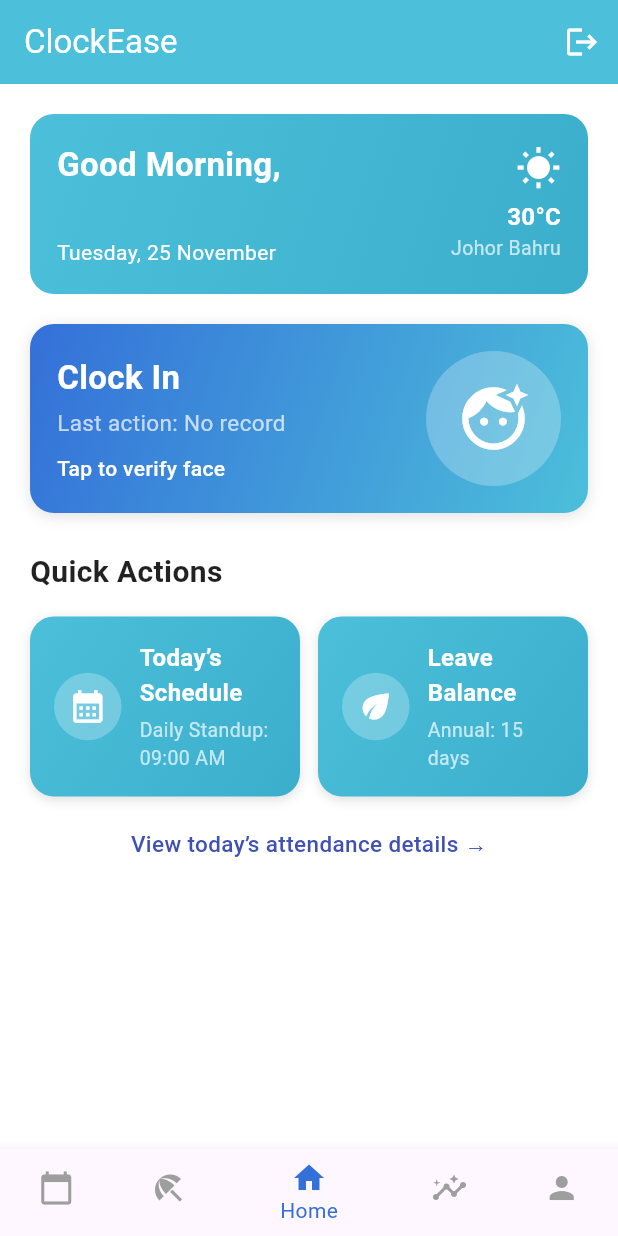
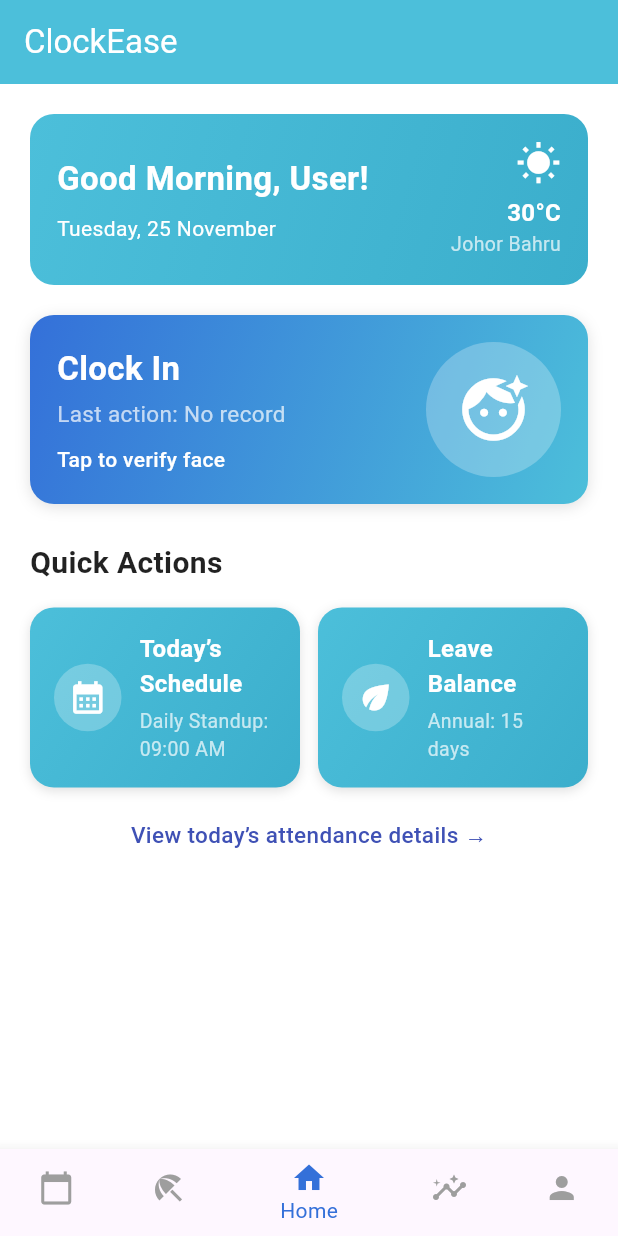
Before and after one commit to shahruramadan98/clockease, a Flutter app: the screen it shows once a user with an empty profile is signed in, on a phone screen of 412 x 824 dp. Run offline on Flutter 3.47's test engine with Material 3 defaults, Android fonts, the phone set to English and light mode, and no system bars; our stand-ins replace camera, cloud_firestore, firebase_auth, firebase_core, flutter_riverpod; accounts and stored records are empty.

Commit message:
Implement userProvider + GreetingCard name, fix dashboard

```diff
--- /dev/null
+++ b/lib/controllers/user_provider.dart
@@ -0,0 +1,56 @@
+import 'package:flutter_riverpod/flutter_riverpod.dart';
+import 'package:cloud_firestore/cloud_firestore.dart';
+import 'package:firebase_auth/firebase_auth.dart';
+
+final userProvider = FutureProvider<UserModel?>((ref) async {
+  final authUser = FirebaseAuth.instance.currentUser;
+  if (authUser == null) return null;
+
+  final fire = FirebaseFirestore.instance;
+
+  // Search all companies
+  final companies = await fire.collection('companies').get();
+
+  for (var company in companies.docs) {
+    final employeeDoc = await fire
+        .collection('companies')
+        .doc(company.id)
+        .collection('employees')
+        .doc(authUser.uid)
+        .get();
+
+    if (employeeDoc.exists) {
+      return UserModel(
+        fullName: employeeDoc.data()?['fullName'] ?? "",
+        email: employeeDoc.data()?['email'],
+        companyId: company.id,
+        role: employeeDoc.data()?['role'] ?? "employee",
+      );
+    }
+  }
+
+  return null;
+});
+
+class UserModel {
+  final String fullName;
+  final String? email;
+  final String companyId;
+  final String role;
+
+  UserModel({
+    required this.fullName,
+    required this.email,
+    required this.companyId,
+    required this.role,
+  });
+
+  factory UserModel.fromMap(Map<String, dynamic> map) {
+    return UserModel(
+      fullName: map['fullName'] ?? '',
+      email: map['email'],
+      companyId: map['companyId'] ?? '',
+      role: map['role'] ?? 'employee',
+    );
+  }
+}
--- a/lib/dashboard/dashboard.dart
+++ b/lib/dashboard/dashboard.dart
@@ -1,31 +1,37 @@
 import 'package:flutter/material.dart';
 import 'package:flutter_riverpod/flutter_riverpod.dart';
+
 import '../controllers/dashboard_controller.dart';
+import '../controllers/user_provider.dart';
+
 import 'widgets/greeting_card.dart';
 import 'widgets/clock_card.dart';
 import 'widgets/quick_action_card.dart';
 
 class Dashboard extends ConsumerWidget {
-  final String? userEmail;
-  const Dashboard({super.key, this.userEmail});
+  const Dashboard({super.key});
 
   @override
   Widget build(BuildContext context, WidgetRef ref) {
+    final user = ref.watch(userProvider);
     final attendance = ref.watch(dashboardProvider);
 
     return Scaffold(
       backgroundColor: Colors.white,
       body: SafeArea(
-        child: SingleChildScrollView(
+        child: user.when(
+          loading: () => const Center(child: CircularProgressIndicator()),
+          error: (_, __) => const Center(child: Text("Failed to load user")),
+          data: (_) {
+            return SingleChildScrollView(
               padding: const EdgeInsets.symmetric(horizontal: 20, vertical: 20),
               child: Column(
                 crossAxisAlignment: CrossAxisAlignment.start,
                 children: [
-              GreetingCard(userEmail: userEmail),
+                  const GreetingCard(),
 
                   const SizedBox(height: 20),
 
-              // Now ClockCard is connected to Riverpod
                   const ClockCard(),
 
                   const SizedBox(height: 25),
@@ -75,6 +81,8 @@ class Dashboard extends ConsumerWidget {
                   ),
                 ],
               ),
+            );
+          },
         ),
       ),
     );
--- a/lib/dashboard/widgets/greeting_card.dart
+++ b/lib/dashboard/widgets/greeting_card.dart
@@ -1,79 +1,68 @@
 import 'package:flutter/material.dart';
+import 'package:flutter_riverpod/flutter_riverpod.dart';
+import '../../controllers/user_provider.dart';
 
-class GreetingCard extends StatelessWidget {
-  final String? userEmail;
-
-  const GreetingCard({super.key, this.userEmail});
+class GreetingCard extends ConsumerWidget {
+  const GreetingCard({super.key});
 
   @override
-  Widget build(BuildContext context) {
+  Widget build(BuildContext context, WidgetRef ref) {
+    final userData = ref.watch(userProvider);
+
     final now = DateTime.now();
     final hour = now.hour;
 
-    String greeting;
-    if (hour < 12) {
-      greeting = "Good Morning";
-    } else if (hour < 17) {
-      greeting = "Good Afternoon";
-    } else {
-      greeting = "Good Evening";
+    final greeting = hour < 12
+        ? "Good Morning"
+        : hour < 17
+            ? "Good Afternoon"
+            : "Good Evening";
+
+    final date =
+        "${_weekday(now.weekday)}, ${now.day} ${_month(now.month)}";
+
+    return userData.when(
+      loading: () => _buildCard(greeting, "Loading...", date),
+      error: (_, __) => _buildCard(greeting, "User", date),
+      data: (user) => _buildCard(greeting, user?.fullName ?? "User", date),
+    );
+  }
 }
 
-    final date = "${_getWeekday(now.weekday)}, ${now.day} ${_getMonth(now.month)}";
-
+Widget _buildCard(String greeting, String name, String date) {
   return Container(
     padding: const EdgeInsets.all(18),
     decoration: BoxDecoration(
-        color: const Color(0xFF4CBFDA),
       borderRadius: BorderRadius.circular(16),
       gradient: const LinearGradient(
-          colors: [
-            Color(0xFF4CBFDA),
-            Color(0xFF3BAECC),
-          ],
+        colors: [Color(0xFF4CBFDA), Color(0xFF3BAECC)],
         begin: Alignment.topLeft,
         end: Alignment.bottomRight,
       ),
     ),
     child: Row(
       children: [
-          // Left content
         Expanded(
           child: Column(
             crossAxisAlignment: CrossAxisAlignment.start,
             children: [
               Text(
-                  "$greeting,",
+                "$greeting, $name!",
                 style: const TextStyle(
                   fontSize: 22,
                   fontWeight: FontWeight.w700,
                   color: Colors.white,
                 ),
               ),
-                const SizedBox(height: 2),
-                Text(
-                  userEmail ?? "User",
-                  style: const TextStyle(
-                    fontSize: 16,
-                    color: Colors.white70,
-                    fontWeight: FontWeight.w500,
-                  ),
-                ),
               const SizedBox(height: 8),
               Text(
                 date,
-                  style: const TextStyle(
-                    fontSize: 14,
-                    color: Colors.white,
-                  ),
+                style: const TextStyle(fontSize: 14, color: Colors.white),
               ),
             ],
           ),
         ),
 
-          const SizedBox(width: 12),
-
-          // Right: Weather info
         Column(
           crossAxisAlignment: CrossAxisAlignment.end,
           children: const [
@@ -101,34 +90,18 @@ class GreetingCard extends StatelessWidget {
   );
 }
 
-  String _getWeekday(int weekday) {
+String _weekday(int weekday) {
   const names = [
-      "Monday",
-      "Tuesday",
-      "Wednesday",
-      "Thursday",
-      "Friday",
-      "Saturday",
-      "Sunday",
+    "Monday", "Tuesday", "Wednesday",
+    "Thursday", "Friday", "Saturday", "Sunday"
   ];
   return names[weekday - 1];
 }
 
-  String _getMonth(int month) {
+String _month(int month) {
   const names = [
-      "January",
-      "February",
-      "March",
-      "April",
-      "May",
-      "June",
-      "July",
-      "August",
-      "September",
-      "October",
-      "November",
-      "December",
+    "January","February","March","April","May","June",
+    "July","August","September","October","November","December"
   ];
   return names[month - 1];
 }
-}
--- a/lib/home_page.dart
+++ b/lib/home_page.dart
@@ -1,6 +1,7 @@
 import 'package:flutter/material.dart';
 import 'package:firebase_auth/firebase_auth.dart';
-import 'dashboard/dashboard.dart';   // your dashboard file
+import 'dashboard/dashboard.dart';
+import 'services/user_service.dart';
 
 class HomePage extends StatefulWidget {
   const HomePage({super.key});
@@ -10,78 +11,59 @@ class HomePage extends StatefulWidget {
 }
 
 class _HomePageState extends State<HomePage> {
-  int _currentIndex = 2;  // Center tab = Dashboard
+  int _currentIndex = 2;
+  String? fullName;
+  bool loading = true;
+
+  @override
+  void initState() {
+    super.initState();
+    loadUser();
+  }
+
+  Future<void> loadUser() async {
+    final data = await UserService().getEmployeeProfile();
+    setState(() {
+      fullName = data?["fullName"] ?? "User";
+      loading = false;
+    });
+  }
 
   @override
   Widget build(BuildContext context) {
-    final user = FirebaseAuth.instance.currentUser;
-    final email = user?.email ?? "User";
+    if (loading) {
+      return const Scaffold(
+        body: Center(child: CircularProgressIndicator()),
+      );
+    }
 
-    // Screens for each navigation tab
     final screens = [
-      Center(child: Text("Attendance Page")),
-      Center(child: Text("Leave Application Page")),
-      Dashboard(userEmail: email),
-      Center(child: Text("Insights Page")),
-      Center(child: Text("Profile Page")),
+      const Center(child: Text("Attendance Page")),
+      const Center(child: Text("Leave Application Page")),
+      const Dashboard(),  // <-- PASS NAME HERE
+      const Center(child: Text("Insights Page")),
+      const Center(child: Text("Profile Page")),
     ];
 
     return Scaffold(
       appBar: AppBar(
         backgroundColor: const Color(0xFF4CBFDA),
-        title: const Text(
-          'ClockEase',
-          style: TextStyle(color: Colors.white),
-        ),
-        actions: [
-          IconButton(
-            icon: const Icon(Icons.logout, color: Colors.white),
-            onPressed: () async {
-              await FirebaseAuth.instance.signOut();
-              if (context.mounted) {
-                Navigator.pushNamedAndRemoveUntil(
-                  context,
-                  '/',
-                  (route) => false,
-                );
-              }
-            },
-          ),
-        ],
+        title: const Text("ClockEase", style: TextStyle(color: Colors.white)),
       ),
 
       body: screens[_currentIndex],
-
       bottomNavigationBar: BottomNavigationBar(
         currentIndex: _currentIndex,
+        onTap: (i) => setState(() => _currentIndex = i),
         selectedItemColor: const Color(0xFF3470D9),
         unselectedItemColor: Colors.grey,
 
-        onTap: (index) {
-          setState(() => _currentIndex = index);
-        },
-
         items: const [
-          BottomNavigationBarItem(
-            icon: Icon(Icons.calendar_today),
-            label: "Attendance",
-          ),
-          BottomNavigationBarItem(
-            icon: Icon(Icons.beach_access),
-            label: "Leave",
-          ),
-          BottomNavigationBarItem(
-            icon: Icon(Icons.home),
-            label: "Home",
-          ),
-          BottomNavigationBarItem(
-            icon: Icon(Icons.insights),
-            label: "Insights",
-          ),
-          BottomNavigationBarItem(
-            icon: Icon(Icons.person),
-            label: "Profile",
-          ),
+          BottomNavigationBarItem(icon: Icon(Icons.calendar_today), label: "Attendance"),
+          BottomNavigationBarItem(icon: Icon(Icons.beach_access), label: "Leave"),
+          BottomNavigationBarItem(icon: Icon(Icons.home), label: "Home"),
+          BottomNavigationBarItem(icon: Icon(Icons.insights), label: "Insights"),
+          BottomNavigationBarItem(icon: Icon(Icons.person), label: "Profile"),
         ],
       ),
     );
--- /dev/null
+++ b/lib/services/user_service.dart
@@ -0,0 +1,29 @@
+import 'package:cloud_firestore/cloud_firestore.dart';
+import 'package:firebase_auth/firebase_auth.dart';
+
+class UserService {
+  final _db = FirebaseFirestore.instance;
+  final _auth = FirebaseAuth.instance;
+
+  Future<Map<String, dynamic>?> getEmployeeProfile() async {
+    final user = _auth.currentUser;
+    if (user == null) return null;
+
+    final companySnap = await _db.collection("companies").get();
+
+    for (var c in companySnap.docs) {
+      final empDoc = await _db
+          .collection("companies")
+          .doc(c.id)
+          .collection("employees")
+          .doc(user.uid)
+          .get();
+
+      if (empDoc.exists && empDoc.data() != null) {
+        return empDoc.data();
+      }
+    }
+
+    return null;
+  }
+}
--- a/lib/signup/signup_employee_page.dart
+++ b/lib/signup/signup_employee_page.dart
@@ -1,5 +1,6 @@
 import 'package:flutter/material.dart';
 import 'package:cloud_firestore/cloud_firestore.dart';
+import 'package:firebase_auth/firebase_auth.dart';
 import '../home_page.dart';
 
 class SignUpEmployeePage extends StatefulWidget {
@@ -32,7 +33,7 @@ class _SignUpEmployeePageState extends State<SignUpEmployeePage> {
           .collection('companies')
           .doc(widget.companyUid)
           .collection('employees')
-          .doc(widget.companyUid) // admin document
+          .doc(FirebaseAuth.instance.currentUser!.uid) // use employee UID
           .set({
         'employeeId': _employeeIdController.text.trim(),
         'fullName': _fullNameController.text.trim(),
```
Lines whose indentation alone changed are shown as unchanged.
